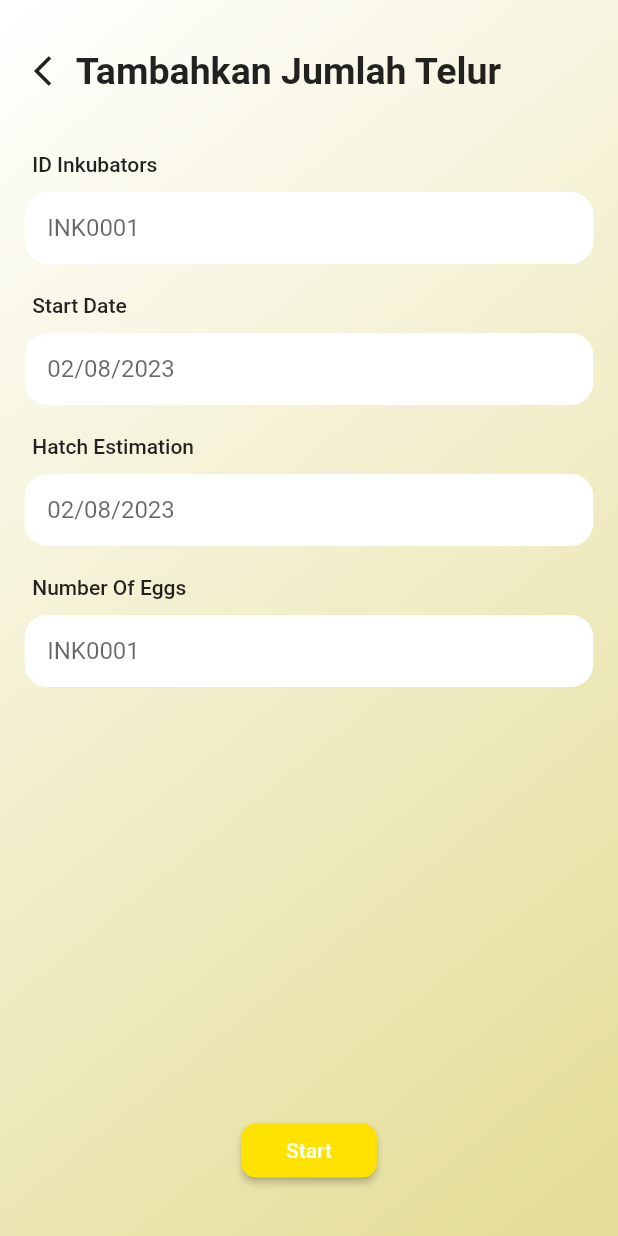
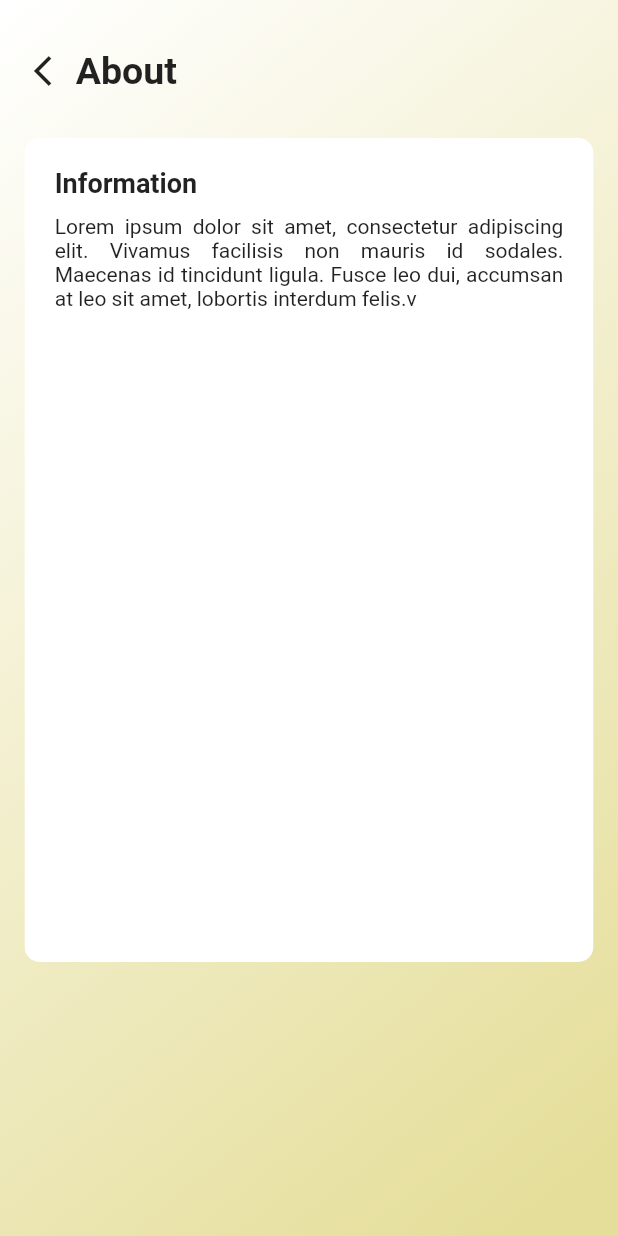
Before and after one commit to Akhdanre/Tetas.in, a Flutter app: the SettingScreen screen opened directly, after a tap on "About Tetasin", on a phone screen of 412 x 824 dp. Run offline on Flutter 3.47's test engine with Material 2 defaults, Android fonts, the light colour scheme and no system bars; our stand-ins replace bloc, flutter_bloc, shared_preferences; accounts and stored records are empty; generated files the repository leaves out were written again.

Commit message:
add about app

```diff
--- /dev/null
+++ b/lib/src/presentation/pages/about_screen.dart
@@ -0,0 +1,52 @@
+import 'package:flutter/material.dart';
+import 'package:tetas_in/src/presentation/widgets/app_bar_custom.dart';
+import 'package:tetas_in/src/presentation/widgets/background.dart';
+import 'package:tetas_in/src/utils/size_config.dart';
+
+class AboutPage extends StatelessWidget {
+  const AboutPage({super.key});
+
+  @override
+  Widget build(BuildContext context) {
+    SizeConfig screen = SizeConfig(context);
+    return Scaffold(
+      body: SafeArea(
+          child: Background(
+              screen: screen,
+              child: Padding(
+                padding: EdgeInsets.symmetric(
+                    vertical: screen.vertical2, horizontal: screen.horizontal2),
+                child: Column(
+                  children: [
+                    const AppBarCustom(title: "About"),
+                    const SizedBox(
+                      height: 30,
+                    ),
+                    Container(
+                      height: screen.height / 1.5,
+                      padding: const EdgeInsets.all(20),
+                      decoration: BoxDecoration(
+                          color: Colors.white,
+                          borderRadius: BorderRadius.circular(10)),
+                      child: const Column(
+                          crossAxisAlignment: CrossAxisAlignment.start,
+                          children: [
+                            Text(
+                              "Information",
+                              style: TextStyle(
+                                  fontWeight: FontWeight.bold, fontSize: 18),
+                            ),
+                            SizedBox(
+                              height: 10,
+                            ),
+                            Text(
+                                textAlign: TextAlign.justify,
+                                "Lorem ipsum dolor sit amet, consectetur adipiscing elit. Vivamus facilisis non mauris id sodales. Maecenas id tincidunt ligula. Fusce leo dui, accumsan at leo sit amet, lobortis interdum felis.v")
+                          ]),
+                    )
+                  ],
+                ),
+              ))),
+    );
+  }
+}
--- a/lib/src/presentation/pages/setting_screen.dart
+++ b/lib/src/presentation/pages/setting_screen.dart
@@ -1,10 +1,10 @@
 import 'package:flutter/material.dart';
+import 'package:tetas_in/src/presentation/pages/about_screen.dart';
 import 'package:tetas_in/src/presentation/pages/add_inkubator.dart';
 import 'package:tetas_in/src/presentation/pages/language_selection_screen.dart';
 import 'package:tetas_in/src/presentation/pages/list_inkubators_screen.dart';
 import 'package:tetas_in/src/presentation/pages/login_screen.dart';
 import 'package:tetas_in/src/presentation/pages/profile_screen.dart';
-import 'package:tetas_in/src/presentation/pages/start_inku_screen.dart';
 import 'package:tetas_in/src/presentation/widgets/app_bar_custom.dart';
 import 'package:tetas_in/src/presentation/widgets/background.dart';
 import 'package:tetas_in/src/presentation/widgets/button_menu.dart';
@@ -113,7 +113,7 @@ class SettingScreen extends StatelessWidget {
                     const ButtonMenu(
                       icon: Icons.edit,
                       text: "About Tetasin",
-                      target: StartInkuPage(),
+                      target: AboutPage(),
                     ),
                     const Spacer(),
                     ElevatedButton(
```
